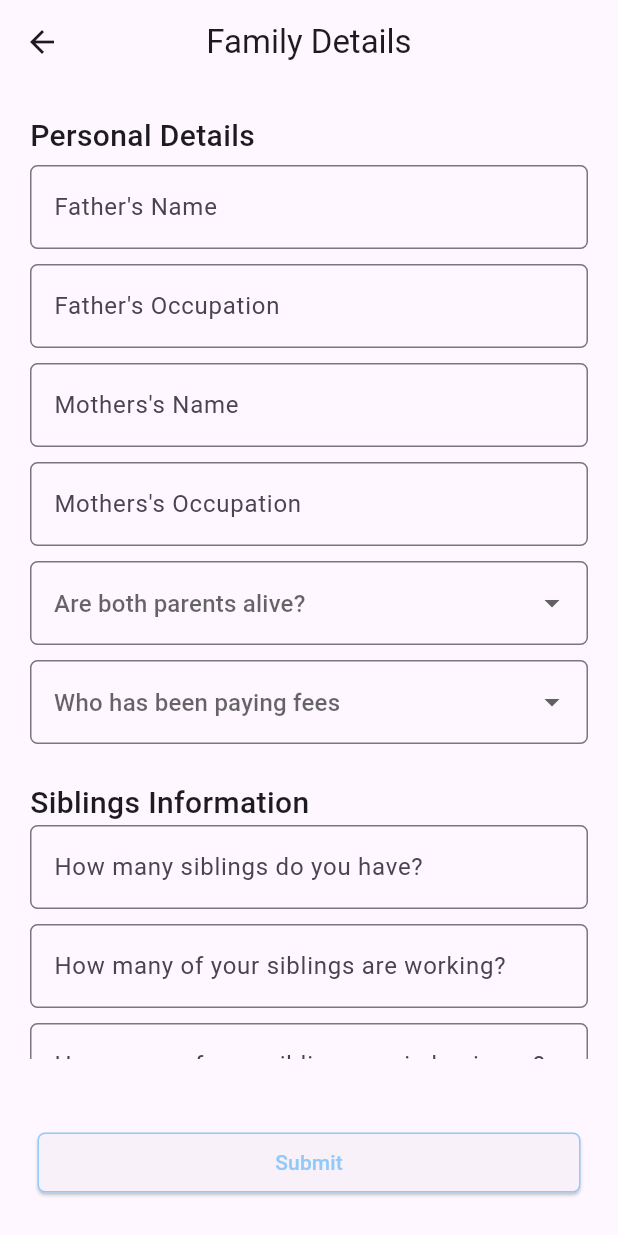
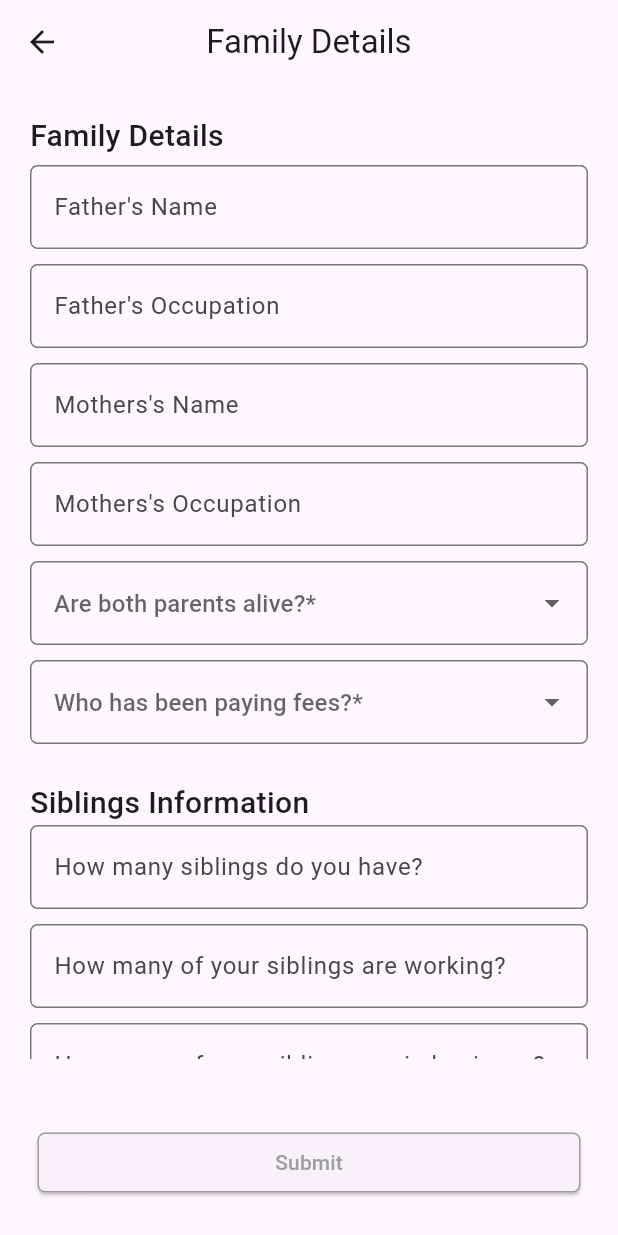
Before and after one commit to Its-Brayan/bursa_in_frontend, a Flutter app: the Familydetails screen opened by its route, on a phone screen of 412 x 824 dp. Run offline on Flutter 3.47's test engine with Material 3 defaults, Android fonts, the phone set to English and light mode, and no system bars; our stand-ins replace elegant_notification, flutter_secure_storage, flutter_slider_drawer, google_sign_in, pinput, toastification; missing offline and left inert: file_selector; accounts and stored records are empty; network calls fail.

Commit message:
feat:Family details validation

```diff
--- a/lib/Screens/Details/FamilyDetails.dart
+++ b/lib/Screens/Details/FamilyDetails.dart
@@ -13,7 +13,9 @@ class Familydetails extends StatefulWidget {
 
 class _FamilydetailsState extends State<Familydetails> {
   List<String> answers = [
-    "Yes",
+    "Only Father",
+    "Only Mother",
+    "Both",
     "No"
   ];
   List<String> feespayer = [
@@ -48,6 +50,10 @@ class _FamilydetailsState extends State<Familydetails> {
 @override
 void initState(){
   super.initState();
+  void refresh() => setState(() {});
+  estimated_annual_family_income_Controller.addListener(refresh);
+  principal_source_Controller.addListener(refresh);
+  amount_spent_education_fees_Controller.addListener(refresh);
   WidgetsBinding.instance.addPostFrameCallback((_)async{
     final family = Provider.of<DetailsPageProvider>(context,listen: false);
     await family.get_student_family_details();
@@ -113,7 +119,7 @@ super.dispose();
                   child: Column(
                 crossAxisAlignment: CrossAxisAlignment.start,
                 children: [
-                  Text("Personal Details",
+                  Text("Family Details",
                   style: TextStyle(
                     fontSize: 20,
                     fontWeight: FontWeight.w500
@@ -160,8 +166,15 @@ super.dispose();
                   ),
                   SizedBox(height: 10),
                   DropdownButtonFormField(
+                      autovalidateMode: AutovalidateMode.onUserInteraction,
+                    validator: (value){
+                      if(value == null || value.isEmpty){
+                        return "This field is required";
+                      }
+                      return null;
+                    },
                     decoration: InputDecoration(
-                      hintText:"Are both parents alive?",
+                      hintText:"Are both parents alive?*",
                       border: OutlineInputBorder(
                         borderRadius: BorderRadius.circular(5.0),
                       )
@@ -181,8 +194,15 @@ super.dispose();
                     height: 10,
                   ),
                   DropdownButtonFormField(
+                      autovalidateMode: AutovalidateMode.onUserInteraction,
+                      validator: (value){
+                        if(value == null || value.isEmpty){
+                          return "This field is required";
+                        }
+                        return null;
+                      },
                     decoration: InputDecoration(
-                      hintText: "Who has been paying fees",
+                      hintText: "Who has been paying fees?*",
                       border: OutlineInputBorder(
                         borderRadius: BorderRadius.circular(5.0),
                       )
@@ -203,6 +223,7 @@ super.dispose();
                     fontSize: 20,
                   ),),
                   TextFormField(
+                    keyboardType: TextInputType.number,
                     controller: number_of_siblings_Controller,
                     decoration: InputDecoration(
                         labelText: "How many siblings do you have?",
@@ -213,6 +234,7 @@ super.dispose();
                   ),
                   SizedBox(height: 10),
                   TextFormField(
+                    keyboardType: TextInputType.number,
                     controller: number_of_siblings_working_Controller,
                     decoration: InputDecoration(
                         labelText: "How many of your siblings are working?",
@@ -223,6 +245,7 @@ super.dispose();
                   ),
                   SizedBox(height: 10),
                   TextFormField(
+                    keyboardType: TextInputType.number,
                     controller: number_of_siblings_in_business_Controller,
                     decoration: InputDecoration(
                         labelText: "How many of your siblings are in business?",
@@ -233,6 +256,7 @@ super.dispose();
                   ),
                   SizedBox(height: 10),
                   TextFormField(
+                    keyboardType: TextInputType.number,
                     controller: number_o_fsiblings_in_college_Controller,
                     decoration: InputDecoration(
                         labelText: "How many of your siblings are in University/college",
@@ -243,6 +267,7 @@ super.dispose();
                   ),
                   SizedBox(height: 10),
                   TextFormField(
+                    keyboardType: TextInputType.number,
                     controller: number_of_siblings_in_secondary_Controller,
                     decoration: InputDecoration(
                         labelText: "How many of your siblings are in Secondary school?",
@@ -259,9 +284,17 @@ super.dispose();
                     ),
                   ),
                   TextFormField(
+                    autovalidateMode: AutovalidateMode.onUserInteraction,
+                    validator: (value){
+                      if(value == null || value.isEmpty){
+                        return "This field is required";
+                      }
+                      return null;
+                    },
+                    keyboardType: TextInputType.number,
                     controller: estimated_annual_family_income_Controller,
                     decoration: InputDecoration(
-                        labelText: "Estimated annual income for the family?",
+                        labelText: "Estimated annual income for the family?*",
                         border: OutlineInputBorder(
                           borderRadius: BorderRadius.circular(5.0),
                         )
@@ -269,9 +302,16 @@ super.dispose();
                   ),
                   SizedBox(height: 10),
                   TextFormField(
+                    autovalidateMode: AutovalidateMode.onUserInteraction,
+                    validator: (value){
+                      if(value == null || value.isEmpty){
+                        return "This field  is required";
+                      }
+                      return null;
+                    },
                     controller: principal_source_Controller,
                     decoration: InputDecoration(
-                        labelText: "Principal Source?",
+                        labelText: "Principal Source?*",
                         border: OutlineInputBorder(
                           borderRadius: BorderRadius.circular(5.0),
                         )
@@ -289,9 +329,17 @@ super.dispose();
                   ),
                   SizedBox(height: 10),
                   TextFormField(
+                    autovalidateMode: AutovalidateMode.onUserInteraction,
+                    validator: (value){
+                      if(value == null ||value.isEmpty){
+                        return "This field is required";
+                      }
+                      return null;
+                    },
+                    keyboardType: TextInputType.number,
                     controller: amount_spent_education_fees_Controller,
                     decoration: InputDecoration(
-                        labelText: "Amount spent in education fees",
+                        labelText: "Amount spent in education fees*",
                         border: OutlineInputBorder(
                           borderRadius: BorderRadius.circular(5.0),
                         )
@@ -310,12 +358,15 @@ super.dispose();
             style: ElevatedButton.styleFrom(
                 shape: RoundedRectangleBorder(
                   side: BorderSide(
-                    color: Colors.blue.shade200,
+                    color:(selectedanswer == null || selectedfeespayer == null || estimated_annual_family_income_Controller.text.isEmpty || principal_source_Controller.text.isEmpty || amount_spent_education_fees_Controller.text.isEmpty ) ? Colors.grey : Colors.blue.shade200,
                   ),
                   borderRadius: BorderRadius.circular(5.0),
                 )
             ),
             onPressed: ()async{
+              if(selectedanswer == null || selectedfeespayer == null || estimated_annual_family_income_Controller.text.isEmpty || principal_source_Controller.text.isEmpty || amount_spent_education_fees_Controller.text.isEmpty ){
+                return;
+              }
               startload();
               final family = FamilyDetails(
                 fathers_name: fathers_name_Controller.text,
@@ -363,7 +414,7 @@ super.dispose();
         )
         :Text(familyprovider.current_family_details != null ? 'Update':'Submit',
           style: TextStyle(
-            color: Colors.blue.shade200,
+            color:(selectedanswer == null || selectedfeespayer == null || estimated_annual_family_income_Controller.text.isEmpty || principal_source_Controller.text.isEmpty || amount_spent_education_fees_Controller.text.isEmpty ) ? Colors.grey : Colors.blue.shade200,
           ),)),
       ),
     );
```
